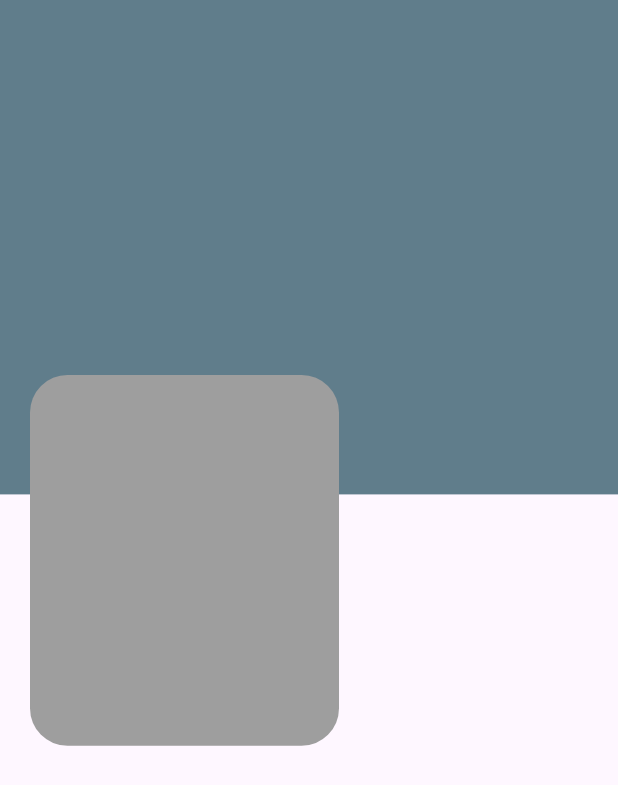
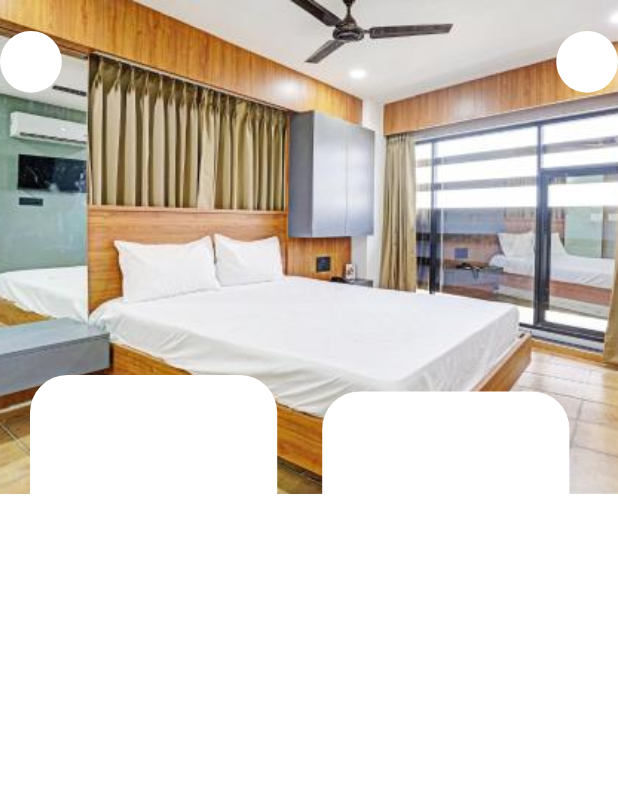
Before and after one commit to Sahilk0809/oyo_clone, a Flutter app: the Service_page screen opened directly, on a phone screen of 412 x 824 dp. Shown: the top 785 px of the screen. Run offline on Flutter 3.47's test engine with Material 3 defaults, Android fonts, the light colour scheme and no system bars.

Commit message:
27/6/2024

```diff
--- a/lib/routes/routes.dart
+++ b/lib/routes/routes.dart
@@ -2,10 +2,12 @@ import 'package:flutter/cupertino.dart';
 import 'package:oyo_clone/view/screens/homescreen/homescreen.dart';
 
 import '../view/screens/login/login.dart';
+import '../view/screens/servicescreen/servicescreen.dart';
 
 class MyRoutes{
   static Map<String, Widget Function(BuildContext)> routes = {
-     '/': (context) => const Homescreen(),
-    '/login': (context) => const LoginScreen(),
+    //  '/': (context) => const Homescreen(),
+    // '/login': (context) => const LoginScreen(),
+    '/':(context)=>Service_page(),
   };
 }
--- a/lib/utils/global.dart
+++ b/lib/utils/global.dart
@@ -971,3 +971,39 @@ List hotelList2 = [
     "img": "assets/img/hotel.jpg",
   },
 ];
+
+List prachiimg=[
+  {
+    'imgs':'',
+  },
+  {
+    'imgs':'',
+  },
+  {
+    'imgs':'',
+  },
+  {
+    'imgs':'',
+  },
+  {
+    'imgs':'',
+  },
+  {
+    'imgs':'',
+  },
+  {
+    'imgs':'',
+  },
+  {
+    'imgs':'',
+  },
+  {
+    'imgs':'',
+  },
+  {
+    'imgs':'',
+  },
+  {
+    'imgs':'',
+  },
+];
--- a/lib/view/screens/servicescreen/servicescreen.dart
+++ b/lib/view/screens/servicescreen/servicescreen.dart
@@ -1,5 +1,6 @@
 import 'package:flutter/cupertino.dart';
 import 'package:flutter/material.dart';
+import 'package:oyo_clone/utils/global.dart';
 
 class Service_page extends StatefulWidget {
   const Service_page({super.key});
@@ -11,10 +12,18 @@ class Service_page extends StatefulWidget {
 class _Service_pageState extends State<Service_page> {
   @override
   Widget build(BuildContext context) {
-    double height = MediaQuery.of(context).size.height;
-    double width = MediaQuery.of(context).size.width;
+    double height = MediaQuery
+        .of(context)
+        .size
+        .height;
+    double width = MediaQuery
+        .of(context)
+        .size
+        .width;
     return Scaffold(
-      body: Column(
+      backgroundColor: Colors.white70,
+      body: SingleChildScrollView(
+        child: Column(
           children: [
             Stack(
               children: [
@@ -22,20 +31,133 @@ class _Service_pageState extends State<Service_page> {
                   height: height * 0.4,
                   width: width * double.infinity,
                   decoration: BoxDecoration(
-                color: Colors.blueGrey,
+                    image: DecorationImage(
+                      fit: BoxFit.cover,
+                      image: AssetImage('asset/Images/oyo.jpg'),
+                    ),
+                    color: Colors.white,
                   ),
                 ),
                 Row(
+                  mainAxisAlignment: MainAxisAlignment.spaceBetween,
+                  children: [
+                    Container(
+                      height: height * 0.1,
+                      width: width * 0.1,
+                      decoration: BoxDecoration(
+                          shape: BoxShape.circle, color: Colors.white),
+                    ),
+                    Container(
+                      height: height * 0.1,
+                      width: width * 0.1,
+                      decoration: BoxDecoration(
+                          shape: BoxShape.circle, color: Colors.white),
+                    ),
+                  ],
+                ),
+
+                Row(
                   children: [
                     Padding(
-                padding: const EdgeInsets.only(left: 20,top: 250),
+                      padding: const EdgeInsets.only(left: 20, top: 250),
+                      child: Container(
+                        height: height * 0.31,
+                        width: width * 0.4,
+                        decoration: BoxDecoration(
+                          borderRadius: BorderRadius.circular(25),
+                          color: Colors.white,
+                        ),
+                      ),
+                    ),
+                    Padding(
+                      padding: const EdgeInsets.only(left: 30, top: 140),
+                      child: Container(
+                        height: height * 0.15,
+                        width: width * 0.4,
+                        decoration: BoxDecoration(
+                          borderRadius: BorderRadius.circular(25),
+                          color: Colors.white,
+                        ),
+                      ),
+                    ),
+                  ],
+                ),
+
+
+                Column(
+                  children: [
+                    Padding(
+                      padding: const EdgeInsets.only(
+                          top: 500, right: 200, left: 10),
                       child: Container(
                         height: height * 0.3,
-                  width: width * 0.5,
+                        width: width * 0.4,
                         decoration: BoxDecoration(
                           borderRadius: BorderRadius.circular(25),
-                    color: Colors.grey,
+                          color: Colors.white,
                         ),
+                      ),
+                    ),
+                    Padding(
+                      padding: const EdgeInsets.only(left: 180),
+                      child: Container(
+                        height: height * 0.3,
+                        width: width * 0.4,
+                        decoration: BoxDecoration(
+                          borderRadius: BorderRadius.circular(25),
+                          color: Colors.white,
+                        ),
+                      ),
+                    ),
+                    SizedBox(height: 10,),
+                    Row(
+                      children: [
+                        Padding(
+                          padding: const EdgeInsets.only(left: 210),
+                          child: Container(
+                            height: height * 0.3,
+                            width: width * 0.4,
+                            decoration: BoxDecoration(
+                                borderRadius: BorderRadius.circular(25),
+                                color: Colors.white
+                            ),
+                          ),
+                        ),
+                      ],
+                    ),
+                    Padding(
+                      padding: const EdgeInsets.only(right: 170, bottom: 59),
+                      child: Container(
+                        height: height * 0.15,
+                        width: width * 0.4,
+                        decoration: BoxDecoration(
+                          borderRadius: BorderRadius.circular(25),
+                          color: Colors.white,
+                        ),
+                      ),
+                    ),
+
+
+                    Row(
+                      children: [
+                        Padding(
+                          padding: const EdgeInsets.only(left: 20),
+                          child: Container(
+                            height: height * 0.3,
+                            width: width * 0.9,
+                            decoration: BoxDecoration(
+                              borderRadius: BorderRadius.circular(20),
+                              color: Colors.white,
+                            ),
+                            child: Wrap(
+                              children: [
+                              // ... List.generate(box1(img: prachiimg[index]['imgs']) as int)
+                              ],
+                            ),
+                            // Padding(
+                            //   padding: const EdgeInsets.only(left: 30,top: 20),
+                            //   child: Text('Discover by destination',style: TextStyle(fontSize: 20,fontWeight: FontWeight.bold,color: Colors.black),),
+                            // )
                           ),
                         ),
                       ],
@@ -44,6 +166,23 @@ class _Service_pageState extends State<Service_page> {
                 ),
               ],
             ),
+
+          ],
+        ),
+      ),
     );
   }
 }
+
+Widget box1({required String img})
+{
+var width;
+var height;
+  return Padding(
+
+   padding: const EdgeInsets.all(8.0),
+   child: Container(
+   height: height*0.2,
+   width: width*0.2,
+  decoration: BoxDecoration(shape: BoxShape.circle,color: Colors.blueGrey)),);
+}
```
Also changed, not shown: asset/Images/banglore.jpeg (added), asset/Images/chennai.jpeg (added), asset/Images/delhi.jpeg (added), asset/Images/gurgoan.jpeg (added), asset/Images/haybd.jpg (added), asset/Images/oyo2.jpeg (added), pubspec.lock. Lines whose indentation alone changed are shown as unchanged.
